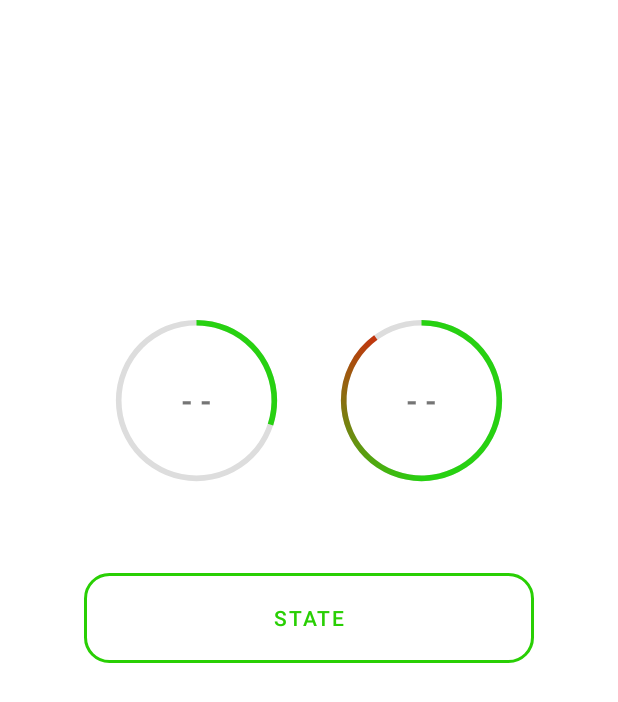
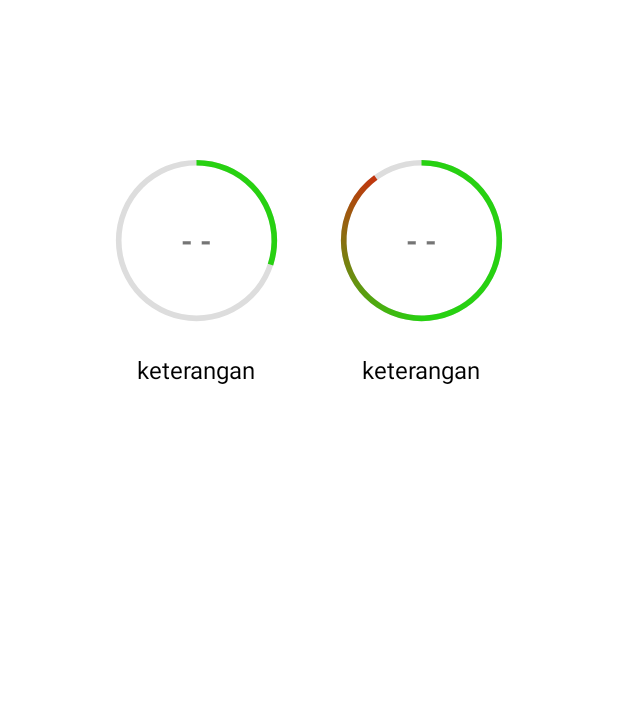
Before and after one commit to ahlill/FarmingController, an Android app: the layout activity_main.xml on its own in the app's theme, with its tools: preview values and no code run, on a phone screen of 412 x 824 dp. Shown: the top 702 px of the screen. Run offline under Robolectric (Android 15) with nearby library versions, the phone set to English and light mode, and no system bars; plain views replace NeumorphicFrameLayout.

Commit message:
pembaharuan animasi progress bar dan menambahkan text keterangan

```diff
--- a/app/src/main/res/layout/activity_main.xml
+++ b/app/src/main/res/layout/activity_main.xml
@@ -7,16 +7,31 @@
     android:orientation="vertical"
     tools:context=".MainActivity">
 
+    <LinearLayout
+        android:layout_width="wrap_content"
+        android:layout_height="wrap_content"
+        android:orientation="horizontal"
+        app:layout_constraintBottom_toBottomOf="parent"
+        app:layout_constraintEnd_toEndOf="parent"
+        app:layout_constraintHorizontal_bias="0.5"
+        app:layout_constraintStart_toStartOf="parent"
+        app:layout_constraintTop_toTopOf="parent"
+        app:layout_constraintVertical_bias="0.1">
+
+        <androidx.constraintlayout.widget.ConstraintLayout
+            android:id="@+id/constraint_progress_bar"
+            android:layout_width="wrap_content"
+            android:layout_height="wrap_content">
+
             <ProgressBar
                 android:id="@+id/pb_hum"
                 style="@style/CircularDeterminateProgressBar"
                 android:layout_width="150dp"
                 android:layout_height="150dp"
+                android:max="100"
                 app:layout_constraintBottom_toBottomOf="@+id/pb_temp"
-        app:layout_constraintStart_toStartOf="@+id/btn_state"
+                app:layout_constraintStart_toStartOf="@+id/constraint_progress_bar"
                 app:layout_constraintTop_toTopOf="@+id/pb_temp"
-        android:animationResolution="500000"
-        android:max="100"
                 tools:progress="30" />
 
             <TextView
@@ -32,17 +47,30 @@
                 app:layout_constraintStart_toStartOf="@+id/pb_hum"
                 app:layout_constraintTop_toTopOf="@+id/pb_hum" />
 
+            <TextView
+                android:id="@+id/tv_hum_keterangan"
+                android:layout_width="wrap_content"
+                android:layout_height="wrap_content"
+                android:gravity="center"
+                android:text="keterangan"
+                android:textColor="@color/black"
+                android:textSize="16sp"
+                app:layout_constraintEnd_toEndOf="@+id/pb_hum"
+                app:layout_constraintStart_toStartOf="@+id/pb_hum"
+                app:layout_constraintTop_toBottomOf="@id/pb_hum"
+                tools:layout_editor_absoluteY="0dp" />
+
             <ProgressBar
                 android:id="@+id/pb_temp"
                 style="@style/CircularDeterminateProgressBar"
                 android:layout_width="150dp"
                 android:layout_height="150dp"
-        android:layout_marginBottom="40dp"
-        app:layout_constraintBottom_toTopOf="@+id/btn_state"
-        app:layout_constraintEnd_toEndOf="@+id/btn_state"
-        app:layout_constraintStart_toEndOf="@+id/pb_hum"
                 android:animationResolution="1000"
                 android:max="100"
+                app:layout_constraintBottom_toBottomOf="parent"
+                app:layout_constraintEnd_toEndOf="@+id/constraint_progress_bar"
+                app:layout_constraintStart_toEndOf="@+id/pb_hum"
+                app:layout_constraintTop_toTopOf="parent"
                 tools:progress="90" />
 
             <TextView
@@ -51,38 +79,41 @@
                 android:layout_height="wrap_content"
                 android:gravity="center"
                 android:text="- -"
-        android:textSize="20dp"
+                android:textSize="20sp"
                 android:textStyle="bold"
                 app:layout_constraintBottom_toBottomOf="@+id/pb_temp"
                 app:layout_constraintEnd_toEndOf="@+id/pb_temp"
                 app:layout_constraintStart_toStartOf="@+id/pb_temp"
                 app:layout_constraintTop_toTopOf="@+id/pb_temp" />
 
-<!--    <androidx.cardview.widget.CardView-->
-<!--        android:id="@+id/cardView"-->
-<!--        android:layout_width="wrap_content"-->
-<!--        android:layout_height="wrap_content"-->
-<!--        app:cardCornerRadius="20dp"-->
-<!--        app:cardElevation="4dp"-->
-<!--        app:layout_constraintBottom_toBottomOf="parent"-->
-<!--        app:layout_constraintEnd_toEndOf="parent"-->
-<!--        app:layout_constraintStart_toStartOf="parent"-->
-<!--        app:layout_constraintTop_toTopOf="parent"-->
-<!--        app:layout_constraintVertical_bias="0.5">-->
+            <TextView
+                android:id="@+id/tv_temp_keterangan"
+                android:layout_width="wrap_content"
+                android:layout_height="wrap_content"
+                android:gravity="center"
+                android:text="keterangan"
+                android:textSize="16sp"
+                android:textColor="@color/black"
+                app:layout_constraintEnd_toEndOf="@+id/pb_temp"
+                app:layout_constraintStart_toStartOf="@+id/pb_temp"
+                app:layout_constraintTop_toBottomOf="@id/pb_temp"
+                tools:layout_editor_absoluteY="0dp" />
 
-        <Button
-            android:id="@+id/btn_state"
-            android:layout_width="300dp"
-            android:layout_height="60dp"
-            android:background="@drawable/shaping_rectangle_button_control"
-            android:textColor="@color/purple_500"
-            android:gravity="center"
-            android:text="state"
+        </androidx.constraintlayout.widget.ConstraintLayout>
+    </LinearLayout>
+
+    <ImageView
+        android:id="@+id/btn_power"
+        android:layout_width="40dp"
+        android:layout_height="40dp"
+        android:maxHeight="40dp"
+        android:maxWidth="40dp"
         app:layout_constraintBottom_toBottomOf="parent"
         app:layout_constraintEnd_toEndOf="parent"
         app:layout_constraintStart_toStartOf="parent"
-            app:layout_constraintTop_toTopOf="parent"/>
-<!--    </androidx.cardview.widget.CardView>-->
+        app:layout_constraintTop_toTopOf="parent"
+        app:layout_constraintHorizontal_bias="0.95"
+        app:layout_constraintVertical_bias="0.02" />
 </androidx.constraintlayout.widget.ConstraintLayout>
 
 
```
Also changed, not shown: app/src/main/java/id/belajar/controller/Helper.kt (added, +36 -0 lines), app/src/main/java/id/belajar/controller/MainActivity.kt (+57 -13 lines), app/src/main/java/id/belajar/controller/MainViewModel.kt (+4 -5 lines), app/src/main/res/drawable/ic_power_off.png (added), app/src/main/res/drawable/ic_power_on.png (added). Lines whose indentation alone changed are shown as unchanged.
